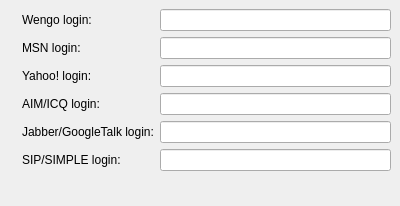
Old version of the form wengophone/src/presentation/qt/imcontact/SimpleIMContactManager.ui in the repository tkrotoff/WengoPhone.
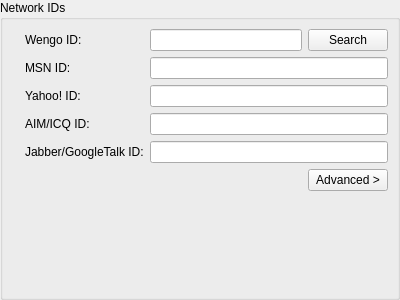
New version of the form. Icons and pictures are not drawn.

Commit message: More work on the add simple IM contact widget

```diff
--- a/wengophone/src/presentation/qt/imcontact/SimpleIMContactManager.ui
+++ b/wengophone/src/presentation/qt/imcontact/SimpleIMContactManager.ui
@@ -9,72 +9,83 @@
     <x>0</x>
     <y>0</y>
     <width>400</width>
-    <height>206</height>
+    <height>300</height>
    </rect>
   </property>
   <layout class="QGridLayout" >
    <property name="margin" >
+    <number>0</number>
+   </property>
+   <property name="spacing" >
+    <number>0</number>
+   </property>
+   <item row="0" column="0" >
+    <widget class="QGroupBox" name="groupBox" >
+     <property name="title" >
+      <string>Network IDs</string>
+     </property>
+     <layout class="QGridLayout" >
+      <property name="margin" >
     <number>9</number>
    </property>
    <property name="spacing" >
     <number>6</number>
    </property>
-   <item row="6" column="2" >
+      <item row="5" column="0" colspan="4" >
+       <layout class="QGridLayout" >
+        <property name="margin" >
+         <number>0</number>
+        </property>
+        <property name="spacing" >
+         <number>6</number>
+        </property>
+        <item row="0" column="0" >
     <spacer>
      <property name="orientation" >
-      <enum>Qt::Vertical</enum>
+           <enum>Qt::Horizontal</enum>
      </property>
      <property name="sizeHint" >
       <size>
-       <width>20</width>
-       <height>40</height>
+            <width>40</width>
+            <height>20</height>
       </size>
      </property>
     </spacer>
+        </item>
+        <item row="0" column="1" >
+         <widget class="QPushButton" name="advancedButton" >
+          <property name="text" >
+           <string>Advanced ></string>
+          </property>
+          <property name="icon" >
+           <iconset resource="../wengophone.qrc" >:/pics/config/advanced.png</iconset>
+          </property>
+         </widget>
+        </item>
+       </layout>
+      </item>
+      <item row="4" column="2" colspan="2" >
+       <widget class="QLineEdit" name="jabberLineEdit" />
+      </item>
+      <item row="3" column="2" colspan="2" >
+       <widget class="QLineEdit" name="aimLineEdit" />
+      </item>
+      <item row="1" column="2" colspan="2" >
+       <widget class="QLineEdit" name="msnLineEdit" />
    </item>
    <item row="0" column="2" >
     <widget class="QLineEdit" name="wengoLineEdit" />
    </item>
-   <item row="1" column="2" >
-    <widget class="QLineEdit" name="msnLineEdit" />
-   </item>
-   <item row="2" column="2" >
+      <item row="2" column="2" colspan="2" >
     <widget class="QLineEdit" name="yahooLineEdit" />
    </item>
-   <item row="3" column="2" >
-    <widget class="QLineEdit" name="aimLineEdit" />
-   </item>
-   <item row="4" column="2" >
-    <widget class="QLineEdit" name="jabberLineEdit" />
-   </item>
-   <item row="5" column="2" >
-    <widget class="QLineEdit" name="sipLineEdit" />
-   </item>
-   <item row="0" column="0" >
-    <widget class="QLabel" name="label" >
-     <property name="pixmap" >
-      <pixmap resource="../wengophone.qrc" >:/pics/protocols/wengo.png</pixmap>
-     </property>
-    </widget>
-   </item>
-   <item row="0" column="1" >
-    <widget class="QLabel" name="label_2" >
+      <item row="0" column="3" >
+       <widget class="QPushButton" name="searchWengoContactButton" >
      <property name="text" >
-      <string>Wengo login:</string>
-     </property>
-    </widget>
-   </item>
-   <item row="1" column="0" >
-    <widget class="QLabel" name="label_3" >
-     <property name="pixmap" >
-      <pixmap resource="../wengophone.qrc" >:/pics/protocols/msn.png</pixmap>
-     </property>
-    </widget>
-   </item>
-   <item row="1" column="1" >
-    <widget class="QLabel" name="label_4" >
-     <property name="text" >
-      <string>MSN login:</string>
+         <string>Search</string>
+        </property>
+        <property name="icon" >
+         <iconset resource="../wengophone.qrc" >:/pics/iconbar/search_contact.png</iconset>
      </property>
     </widget>
    </item>
@@ -85,13 +96,6 @@
      </property>
     </widget>
    </item>
-   <item row="2" column="1" >
-    <widget class="QLabel" name="label_5" >
-     <property name="text" >
-      <string>Yahoo! login:</string>
-     </property>
-    </widget>
-   </item>
    <item row="3" column="0" >
     <widget class="QLabel" name="label_8" >
      <property name="pixmap" >
@@ -99,13 +103,6 @@
      </property>
     </widget>
    </item>
-   <item row="3" column="1" >
-    <widget class="QLabel" name="label_7" >
-     <property name="text" >
-      <string>AIM/ICQ login:</string>
-     </property>
-    </widget>
-   </item>
    <item row="4" column="0" >
     <widget class="QLabel" name="label_10" >
      <property name="pixmap" >
@@ -116,22 +113,66 @@
    <item row="4" column="1" >
     <widget class="QLabel" name="label_9" >
      <property name="text" >
-      <string>Jabber/GoogleTalk login:</string>
+         <string>Jabber/GoogleTalk ID:</string>
      </property>
     </widget>
    </item>
-   <item row="5" column="0" >
-    <widget class="QLabel" name="label_12" >
+      <item row="1" column="0" >
+       <widget class="QLabel" name="label_3" >
      <property name="pixmap" >
       <pixmap resource="../wengophone.qrc" >:/pics/protocols/sip.png</pixmap>
      </property>
     </widget>
    </item>
-   <item row="5" column="1" >
-    <widget class="QLabel" name="label_11" >
+      <item row="3" column="1" >
+       <widget class="QLabel" name="label_7" >
      <property name="text" >
-      <string>SIP/SIMPLE login:</string>
-     </property>
+         <string>AIM/ICQ ID:</string>
+        </property>
+       </widget>
+      </item>
+      <item row="1" column="1" >
+       <widget class="QLabel" name="label_4" >
+        <property name="text" >
+         <string>MSN ID:</string>
+        </property>
+       </widget>
+      </item>
+      <item row="2" column="1" >
+       <widget class="QLabel" name="label_5" >
+        <property name="text" >
+         <string>Yahoo! ID:</string>
+        </property>
+       </widget>
+      </item>
+      <item row="0" column="0" >
+       <widget class="QLabel" name="label" >
+        <property name="pixmap" >
+         <pixmap resource="../wengophone.qrc" >:/pics/protocols/wengo.png</pixmap>
+        </property>
+       </widget>
+      </item>
+      <item row="0" column="1" >
+       <widget class="QLabel" name="label_2" >
+        <property name="text" >
+         <string>Wengo ID:</string>
+        </property>
+       </widget>
+      </item>
+      <item row="6" column="1" colspan="2" >
+       <spacer>
+        <property name="orientation" >
+         <enum>Qt::Vertical</enum>
+        </property>
+        <property name="sizeHint" >
+         <size>
+          <width>61</width>
+          <height>16</height>
+         </size>
+        </property>
+       </spacer>
+      </item>
+     </layout>
     </widget>
    </item>
   </layout>
```
Left out of the diff: 2 changed lines with no effect on the pictures. Lines whose indentation alone changed are shown as unchanged. The commit also changes 6 other files.
